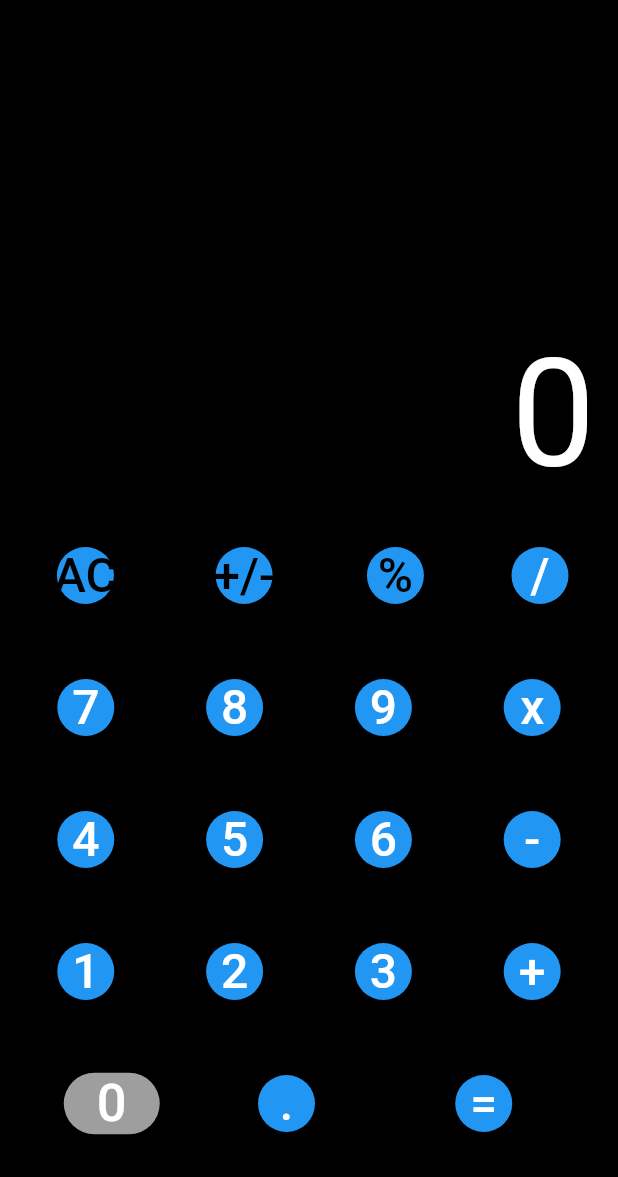
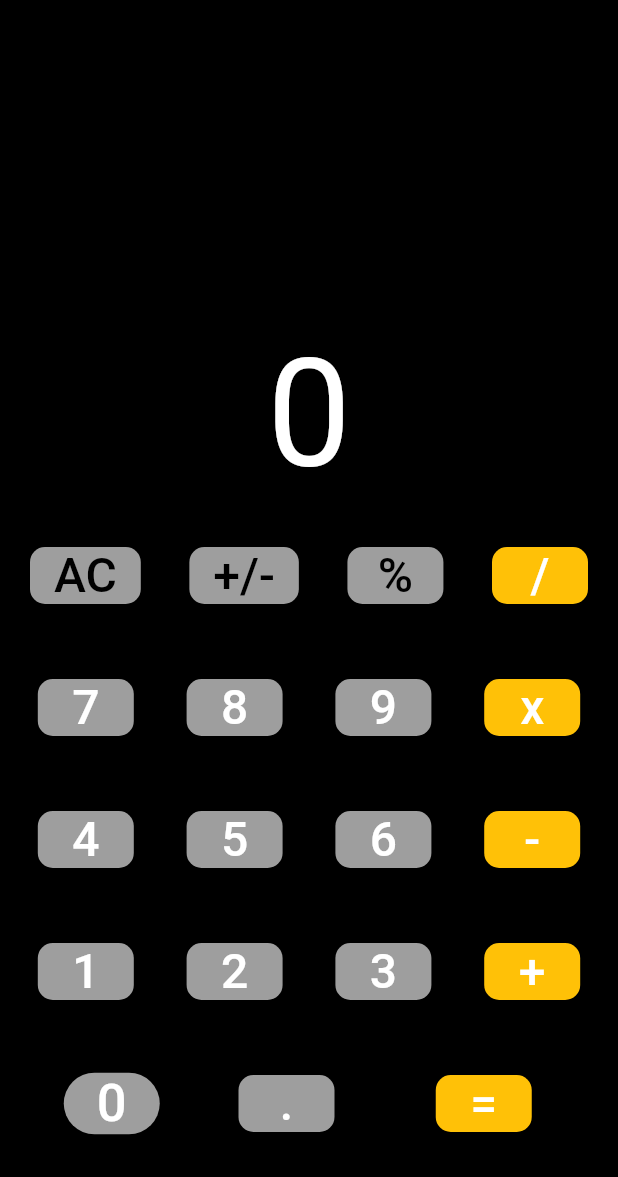
Before and after one commit to PedroDylan/Calculator_flutter, a Flutter app: the screen it shows after launch, on a phone screen of 412 x 824 dp, the part 59-1236 px from its top. Run offline on Flutter 3.47's test engine with Material 2 defaults, Android fonts, the phone set to English and light mode, and no system bars.

Commit message:
fixing the colors and the scroll of the result

```diff
--- a/lib/main.dart
+++ b/lib/main.dart
@@ -14,6 +14,7 @@ class Calculator extends StatelessWidget {
     return MaterialApp(
       debugShowCheckedModeBanner: false,
       title: "Calculator",
+      theme: ThemeData(primaryColor: Colors.black54),
       home: SimpleCalculator(),
     );
   }
@@ -38,7 +39,9 @@ class _SimpleCalculatorState extends State<SimpleCalculator> {
             calculation(btntxt);
           },
           style: ElevatedButton.styleFrom(
-              shape: CircleBorder(), foregroundColor: btncolor),
+              shape: RoundedRectangleBorder(
+                  borderRadius: BorderRadius.circular(10)),
+              backgroundColor: btncolor),
           child: Text(
             btntxt,
             style: TextStyle(fontSize: 32, color: txtcolor),
@@ -62,12 +65,12 @@ class _SimpleCalculatorState extends State<SimpleCalculator> {
           mainAxisAlignment: MainAxisAlignment.end,
           children: [
             SingleChildScrollView(
-              scrollDirection: Axis.vertical,
-              child: Row(
-                mainAxisAlignment: MainAxisAlignment.end,
-                children: [
-                  Container(
-                    child: Padding(
+              scrollDirection: Axis.horizontal,
+              child: SizedBox(
+                child: Row(
+                  mainAxisAlignment: MainAxisAlignment.end,
+                  children: [
+                    Padding(
                         padding: EdgeInsets.all(10),
                         child: Text(
                           '$text',
@@ -76,9 +79,9 @@ class _SimpleCalculatorState extends State<SimpleCalculator> {
                             color: Colors.white,
                             fontSize: 100,
                           ),
-                        )),
-                  )
-                ],
+                        ))
+                  ],
+                ),
               ),
             ),
             Row(
```
